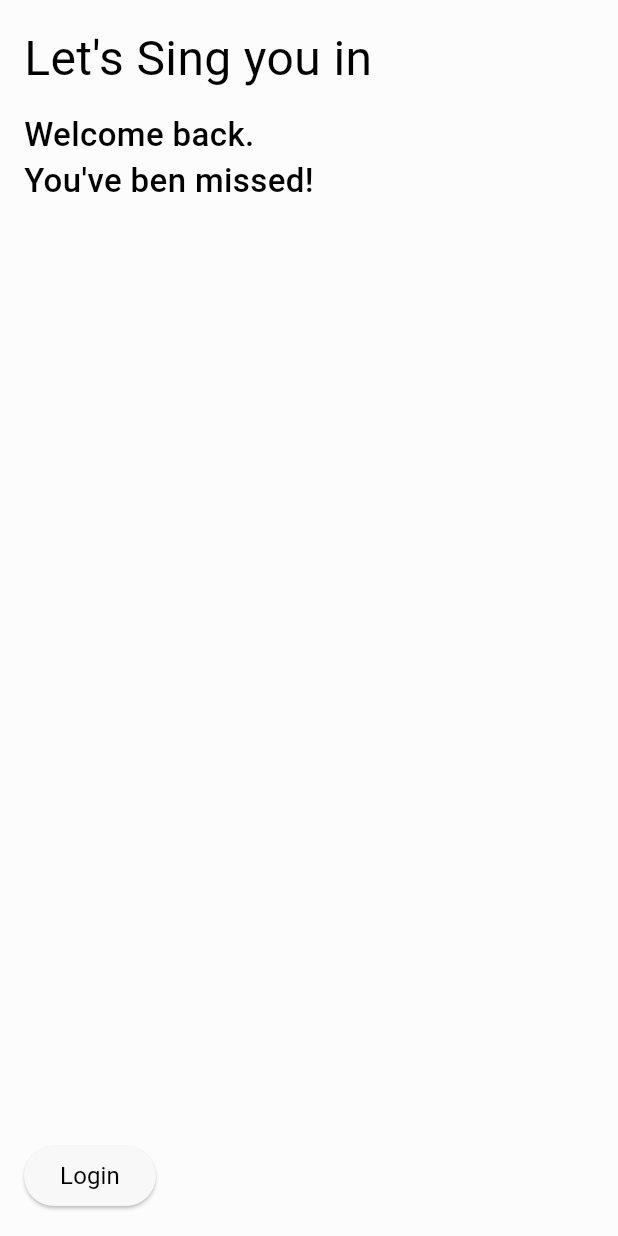
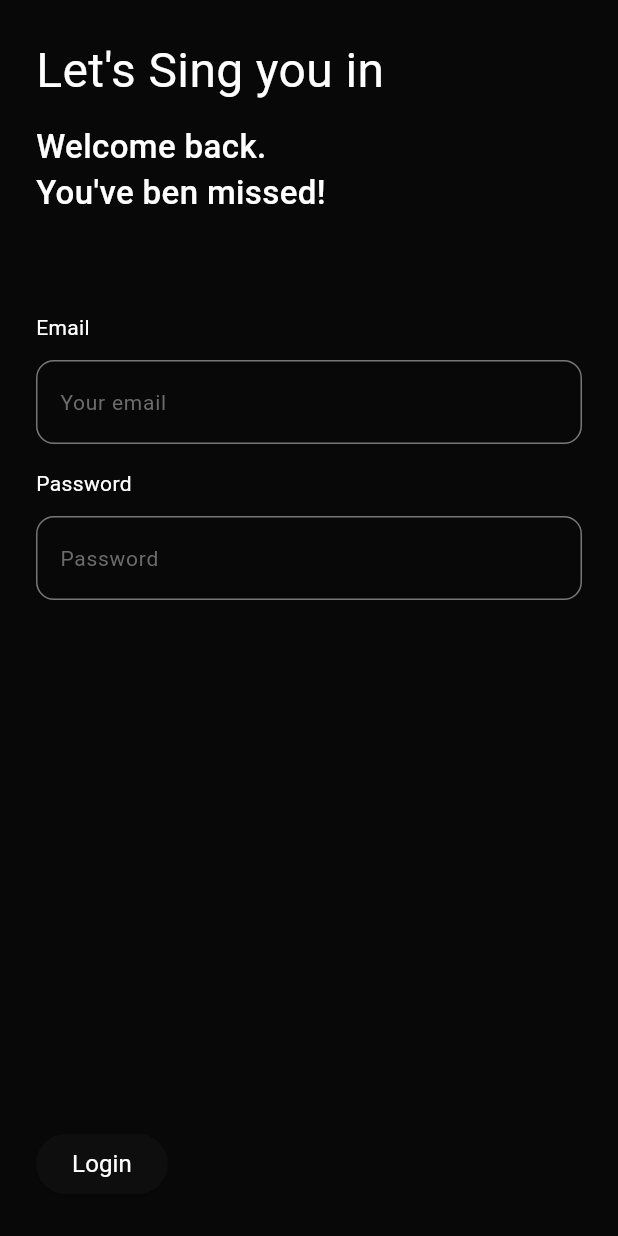
Before and after one commit to JaviKo500/gallery_app, a Flutter app: the screen it shows after launch, on a phone screen of 412 x 824 dp. Run offline on Flutter 3.47's test engine with Material 3 defaults, Android fonts, the phone set to English and light mode, and no system bars; our stand-ins replace flutter_riverpod, go_router; Roboto replaces fonts that are missing (Visby CF).

Commit message:
feat(widget): add custom text form field

```diff
--- a/lib/features/auth/presentation/screens/login_screen.dart
+++ b/lib/features/auth/presentation/screens/login_screen.dart
@@ -24,7 +24,7 @@ class LoginScreen extends StatelessWidget {
 
                 Text(
                   'Let\'s Sing you in',
-                  style: TypographyTheme.of(context).typography.headlineLarge,
+                  style: TypographyTheme.of(context).headlineLarge,
                 ),
                 CustomSizeBoxUi(
                   sizeDesktop: 20,
@@ -40,9 +40,46 @@ class LoginScreen extends StatelessWidget {
                   'You\'ve ben missed!',
                   style: TypographyTheme.of(context).typography.titleLarge,
                 ),
+                CustomSizeBoxUi(
+                  sizeMobile: 64,
+                  sizeTable: 64,
+                  sizeDesktop: 72,
+                ),
+                Form(
+                  child: SingleChildScrollView(
+                    child: Column(
+                      crossAxisAlignment: CrossAxisAlignment.start,
+                      children: [
+                        Text(
+                          'Email',
+                          style: TypographyTheme.of(context).typography.bodyMedium,
+                        ),
+                        CustomTextFormField(
+                          keyboardType: TextInputType.emailAddress,
+                          hintText: 'Your email',
+                        ),
+                        CustomSizeBoxUi(
+                          sizeMobile: 16,
+                          sizeTable: 20,
+                          sizeDesktop: 24,
+                        ),
+                        Text(
+                          'Password',
+                          style: TypographyTheme.of(context).typography.bodyMedium,
+                        ),
+                        CustomTextFormField(
+                          keyboardType: TextInputType.visiblePassword,
+                          hintText: 'Password',
+                        ),
+                      ],
+                    ),
+                  )
+                ),
                 Expanded(child: Container()),
                 ElevatedButton(
-                  onPressed: () {},
+                  onPressed: () {
+
+                  },
                   child: Text(
                     'Login',
                     style: TypographyTheme.of(context).typography.bodyLarge,
--- a/lib/features/shared/shared.dart
+++ b/lib/features/shared/shared.dart
@@ -2,6 +2,7 @@
 // * widgets
 export 'widgets/responsive.dart';
 export 'widgets/custom_loading.dart';
+export 'widgets/custom_text_form_field.dart';
 
 // * ui
 export 'ui/custom_size_box_ui.dart';
--- a/lib/features/shared/ui/custom_padding_size_ui.dart
+++ b/lib/features/shared/ui/custom_padding_size_ui.dart
@@ -3,9 +3,9 @@ import 'package:gallery_app/features/shared/shared.dart';
 
 EdgeInsetsGeometry customPaddingAllSize ( {
     required BuildContext context,
-    double mobileValue = 16,
-    double tableValue = 20,
-    double desktopValue = 24,
+    double mobileValue = 24,
+    double tableValue = 28,
+    double desktopValue = 32,
   }) {
   return EdgeInsets.all(
     Responsive.getValueBySize(
--- /dev/null
+++ b/lib/features/shared/widgets/custom_text_form_field.dart
@@ -0,0 +1,40 @@
+import 'package:flutter/material.dart';
+import 'package:gallery_app/config/config.dart';
+
+
+class CustomTextFormField extends StatelessWidget {
+
+  final TextInputType? keyboardType;
+  final String? hintText;
+  const CustomTextFormField ({
+    super.key,
+    this.keyboardType = TextInputType.text,
+    this.hintText = 'Type your text'
+  });
+
+  @override
+  Widget build(BuildContext context) {
+    final colorScheme = Theme.of(context).colorScheme;
+    return Padding(
+      padding: EdgeInsets.only(top: 12),
+      child: TextFormField(
+        keyboardType: keyboardType,
+        decoration: InputDecoration(
+          border: OutlineInputBorder(
+            borderRadius: BorderRadius.circular(12),
+          ),
+          hintText: hintText,
+          hintStyle: TypographyTheme.of(context).bodySmall,
+          focusedBorder: OutlineInputBorder(
+            borderRadius: BorderRadius.circular(12),
+            borderSide: BorderSide(
+              color: colorScheme.inversePrimary,
+              width: 2,
+            ),
+          ),
+          focusColor: colorScheme.primary
+        ),
+      ),
+    );
+  }
+}
--- a/lib/main.dart
+++ b/lib/main.dart
@@ -19,7 +19,7 @@ class MainApp extends ConsumerWidget {
     final appRouter = ref.watch( goRouterProvider );
     return MaterialApp.router(
       routerConfig: appRouter,
-      theme: AppTheme(isDarkMode: false ).getTheme(),
+      theme: AppTheme(isDarkMode: true ).getTheme(),
       debugShowCheckedModeBanner: false,
     );
   }
```
Also changed, not shown: lib/features/shared/ui/custom_size_box_ui.dart (+7 -1 lines).
